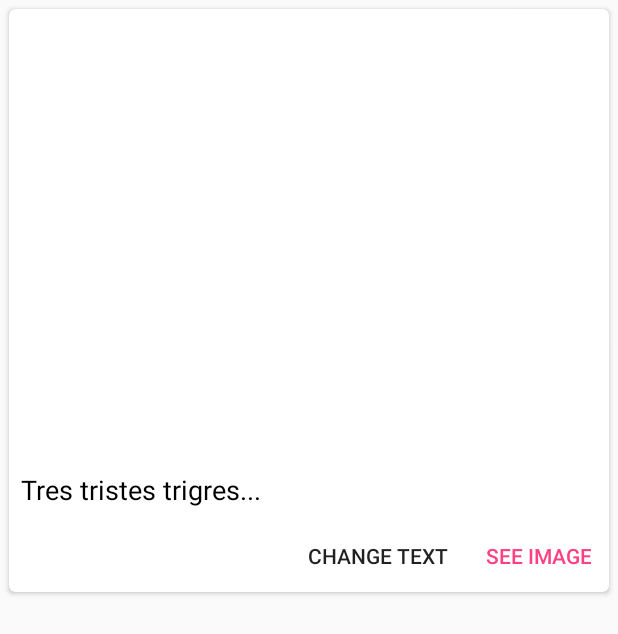
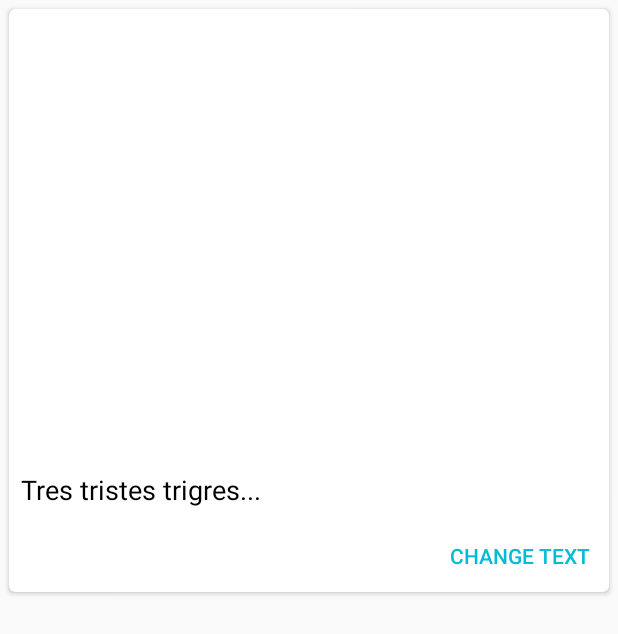
Before and after one commit to kozko2001/QuoteHighlighterApp, an Android app: the layout fragment_list_item_highlight.xml on its own in the app's theme, with its tools: preview values and no code run, on a phone screen of 412 x 824 dp. Shown: the top 634 px of the screen. Run offline under Robolectric (Android 15) with nearby library versions, the phone set to English and light mode, and no system bars.

Commit message:
Visual improvements  - icons  - colors  - new dialog asking
FIX image not where correctly stored
FIX improved memory usage of bitmaps

```diff
--- a/android/app/build.gradle
+++ b/android/app/build.gradle
@@ -2,7 +2,6 @@ apply plugin: 'com.android.application'
 apply plugin: 'com.neenbedankt.android-apt'
 apply plugin: 'com.squareup.sqldelight'
 apply plugin: 'me.tatarka.retrolambda'
-apply plugin: 'com.google.gms.google-services'
 
 android {
     compileSdkVersion 23
@@ -72,3 +71,5 @@ dependencies {
     compile 'com.google.firebase:firebase-ads:9.0.0'
 
 }
+
+apply plugin: 'com.google.gms.google-services'
--- a/android/app/src/main/java/net/coscolla/highlight/view/list/HighlightListAdapter.java
+++ b/android/app/src/main/java/net/coscolla/highlight/view/list/HighlightListAdapter.java
@@ -17,8 +17,7 @@ public class HighlightListAdapter extends BaseQuickAdapter<Highlight> {
   protected void convert(BaseViewHolder helper, Highlight highlight) {
     helper.setText(R.id.text, highlight.text())
         .setImageUrl(R.id.image, highlight.highlighted())
-        .setOnClickListener(R.id.btn_change_text, new OnItemChildClickListener())
-        .setOnClickListener(R.id.btn_see_image, new OnItemChildClickListener());
+        .setOnClickListener(R.id.btn_change_text, new OnItemChildClickListener());
   }
 
 }
--- a/android/app/src/main/res/layout/fragment_list_item_highlight.xml
+++ b/android/app/src/main/res/layout/fragment_list_item_highlight.xml
@@ -40,15 +40,9 @@
                 android:id="@+id/btn_change_text"
                 android:layout_width="wrap_content"
                 android:layout_height="wrap_content"
-                style="@style/Widget.AppCompat.Button.Borderless"
+                style="@style/Widget.AppCompat.Button.Borderless.Colored"
                 android:text="@string/change_text"/>
 
-            <Button
-                android:id="@+id/btn_see_image"
-                android:layout_width="wrap_content"
-                android:layout_height="wrap_content"
-                style="@style/Widget.AppCompat.Button.Borderless.Colored"
-                android:text="@string/see_image"/>
 
         </LinearLayout>
     </LinearLayout>
--- a/android/app/src/main/res/values/colors.xml
+++ b/android/app/src/main/res/values/colors.xml
@@ -1,8 +1,8 @@
 <?xml version="1.0" encoding="utf-8"?>
 <resources>
-    <color name="colorPrimary">#3F51B5</color>
-    <color name="colorPrimaryDark">#303F9F</color>
-    <color name="colorAccent">#FF4081</color>
+    <color name="colorPrimary">#5D4037</color>
+    <color name="colorPrimaryDark">#795548</color>
+    <color name="colorAccent">#00BCD4</color>
 
     <color name="highlighter">#F3F315</color>
 </resources>
--- a/android/app/src/main/res/values/strings.xml
+++ b/android/app/src/main/res/values/strings.xml
@@ -1,9 +1,13 @@
 <resources>
-    <string name="app_name">highlight</string>
+    <string name="app_name">Higlight Quotes</string>
     <string name="action_settings">Settings</string>
     <string name="title_activity_highlight">HighlightActivity</string>
     <string name="processing">Processing</string>
     <string name="extracting_from_image">Extracting the text from the image</string>
     <string name="see_image">See Image</string>
     <string name="change_text">Change text</string>
+    <string name="OK">ok</string>
+    <string name="error_title">Error</string>
+    <string name="no_highlight_message">Please highlight with your finguer the part of the text you are interested with</string>
+    <string name="learn_more">Learn More</string>
 </resources>
```
Also changed, not shown: android/app/src/main/java/net/coscolla/highlight/HighlightActivity.java (+51 -42 lines), android/app/src/main/java/net/coscolla/highlight/view/CustomDrawableView.java (+19 -0 lines), android/app/src/main/java/net/coscolla/highlight/view/dialogs/NothingHighlightedDialog.java (added, +32 -0 lines), android/app/src/main/java/net/coscolla/highlight/view/list/HighlightListFragment.java (+7 -3 lines), android/app/src/main/res/mipmap-hdpi/ic_launcher.png, android/app/src/main/res/mipmap-mdpi/ic_launcher.png, android/app/src/main/res/mipmap-xhdpi/ic_launcher.png, android/app/src/main/res/mipmap-xxhdpi/ic_launcher.png, android/app/src/main/res/mipmap-xxxhdpi/ic_launcher.png, 1 other file.
